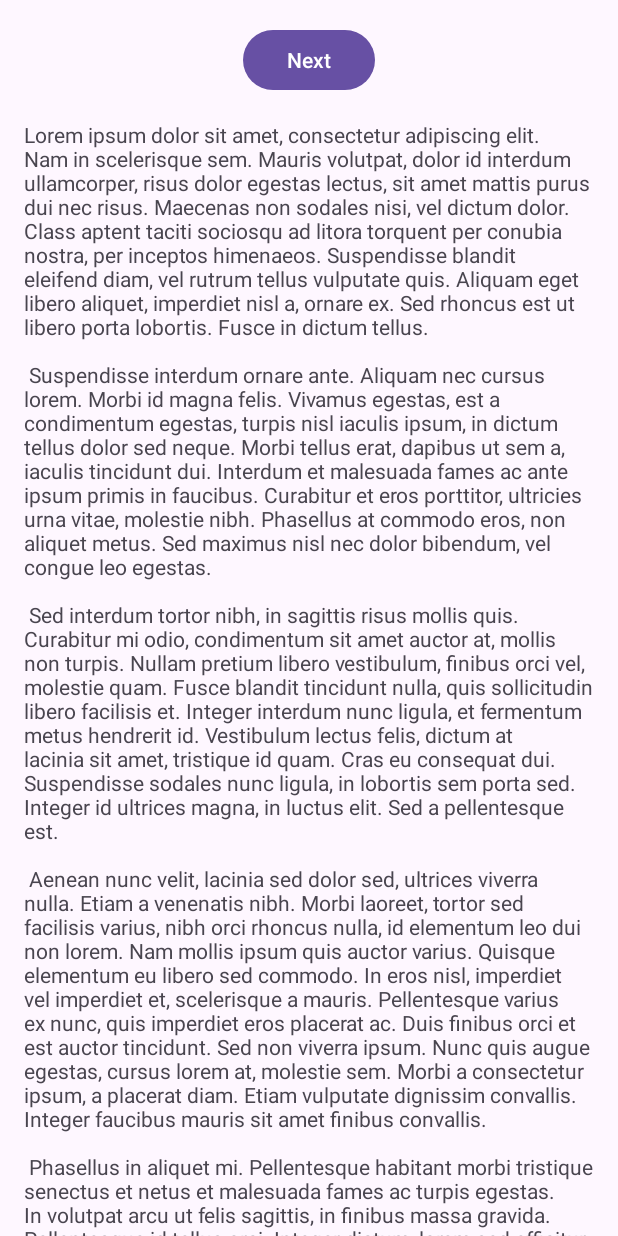
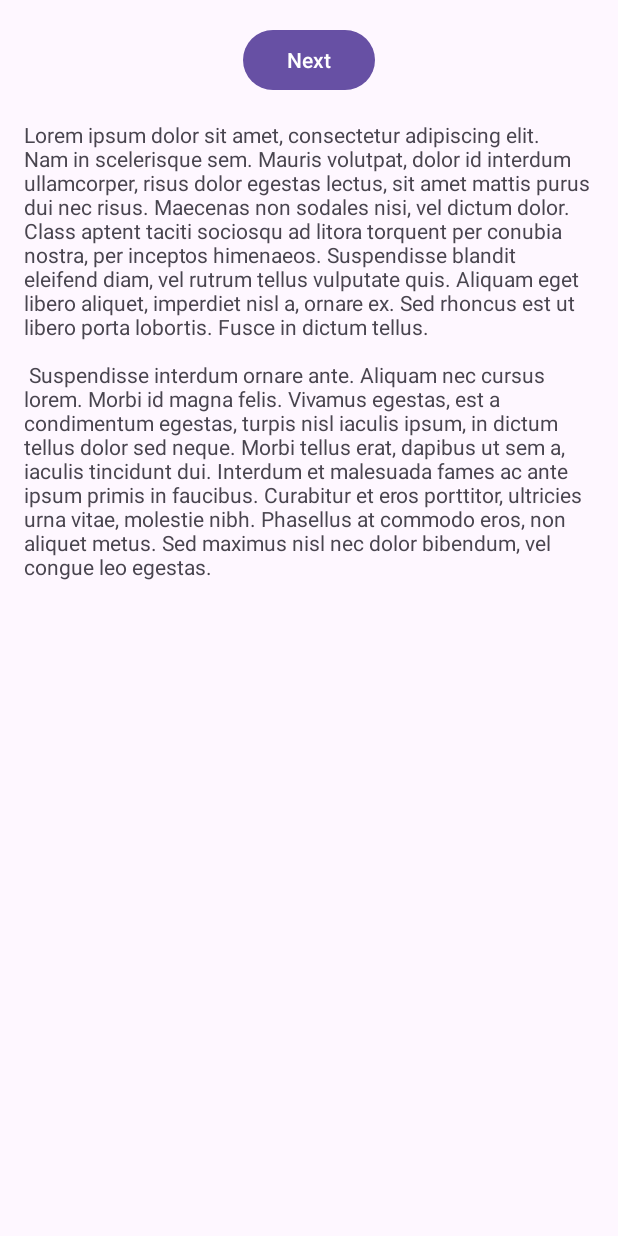
Before and after one commit to tyronefsn/DiseaseDetectionApp, an Android app: the fragment FirstFragment shown on its own in the app's theme, on a phone screen of 412 x 824 dp. Run offline under Robolectric (Android 15) with nearby library versions, the phone set to English and light mode, and no system bars.

Commit message:
fix: change icon and appname

```diff
--- a/app/src/main/res/layout/fragment_home.xml
+++ b/app/src/main/res/layout/fragment_home.xml
@@ -414,7 +414,7 @@
                     android:layout_marginTop="8dp"
                     android:layout_marginRight="16dp"
                     android:layout_marginBottom="8dp"
-                    android:text="Reduces irrigation water use by up to 30%"
+                    android:text="Reduces irrigation water use by up to 30%."
                     android:textColor="#2E6B15" />
             </LinearLayout>
 
@@ -447,7 +447,7 @@
                     android:layout_marginTop="8dp"
                     android:layout_marginRight="16dp"
                     android:layout_marginBottom="8dp"
-                    android:text="Encourages deeper root growth and better nutrient uptake"
+                    android:text="Encourages deeper root growth and better nutrient uptake."
                     android:textColor="#2E6B15" />
 
             </LinearLayout>
@@ -469,7 +469,7 @@
                     android:layout_marginLeft="16dp"
                     android:layout_marginTop="8dp"
                     android:layout_marginRight="16dp"
-                    android:text="Reduced Mehane Emissions"
+                    android:text="Reduced Methane Emissions"
                     android:textColor="#0D522C"
                     android:textSize="20sp"
                     android:textStyle="bold" />
--- a/app/src/main/res/values/strings.xml
+++ b/app/src/main/res/values/strings.xml
@@ -1,5 +1,5 @@
 <resources>
-    <string name="app_name">PalayCheck</string>
+    <string name="app_name">Pal-Eye</string>
     <string name="action_settings">Settings</string>
     <!-- Strings used for fragments for navigation -->
     <string name="first_fragment_label">First Fragment</string>
@@ -20,28 +20,6 @@
         fames ac ante ipsum primis in faucibus. Curabitur et eros porttitor, ultricies urna vitae,
         molestie nibh. Phasellus at commodo eros, non aliquet metus. Sed maximus nisl nec dolor
         bibendum, vel congue leo egestas.\n\n
-        Sed interdum tortor nibh, in sagittis risus mollis quis. Curabitur mi odio, condimentum sit
-        amet auctor at, mollis non turpis. Nullam pretium libero vestibulum, finibus orci vel,
-        molestie quam. Fusce blandit tincidunt nulla, quis sollicitudin libero facilisis et. Integer
-        interdum nunc ligula, et fermentum metus hendrerit id. Vestibulum lectus felis, dictum at
-        lacinia sit amet, tristique id quam. Cras eu consequat dui. Suspendisse sodales nunc ligula,
-        in lobortis sem porta sed. Integer id ultrices magna, in luctus elit. Sed a pellentesque
-        est.\n\n
-        Aenean nunc velit, lacinia sed dolor sed, ultrices viverra nulla. Etiam a venenatis nibh.
-        Morbi laoreet, tortor sed facilisis varius, nibh orci rhoncus nulla, id elementum leo dui
-        non lorem. Nam mollis ipsum quis auctor varius. Quisque elementum eu libero sed commodo. In
-        eros nisl, imperdiet vel imperdiet et, scelerisque a mauris. Pellentesque varius ex nunc,
-        quis imperdiet eros placerat ac. Duis finibus orci et est auctor tincidunt. Sed non viverra
-        ipsum. Nunc quis augue egestas, cursus lorem at, molestie sem. Morbi a consectetur ipsum, a
-        placerat diam. Etiam vulputate dignissim convallis. Integer faucibus mauris sit amet finibus
-        convallis.\n\n
-        Phasellus in aliquet mi. Pellentesque habitant morbi tristique senectus et netus et
-        malesuada fames ac turpis egestas. In volutpat arcu ut felis sagittis, in finibus massa
-        gravida. Pellentesque id tellus orci. Integer dictum, lorem sed efficitur ullamcorper,
-        libero justo consectetur ipsum, in mollis nisl ex sed nisl. Donec maximus ullamcorper
-        sodales. Praesent bibendum rhoncus tellus nec feugiat. In a ornare nulla. Donec rhoncus
-        libero vel nunc consequat, quis tincidunt nisl eleifend. Cras bibendum enim a justo luctus
-        vestibulum. Fusce dictum libero quis erat maximus, vitae volutpat diam dignissim.
     </string>
     <string name="take_action">Take action</string>
     <string name="click_on_the_result_to_know_more">Click on the result to know more.</string>
```
Also changed, not shown: app/src/main/res/drawable/pal_eye_icon.png (added), app/src/main/res/drawable/pal_eye_icon_wbg.png (added).
